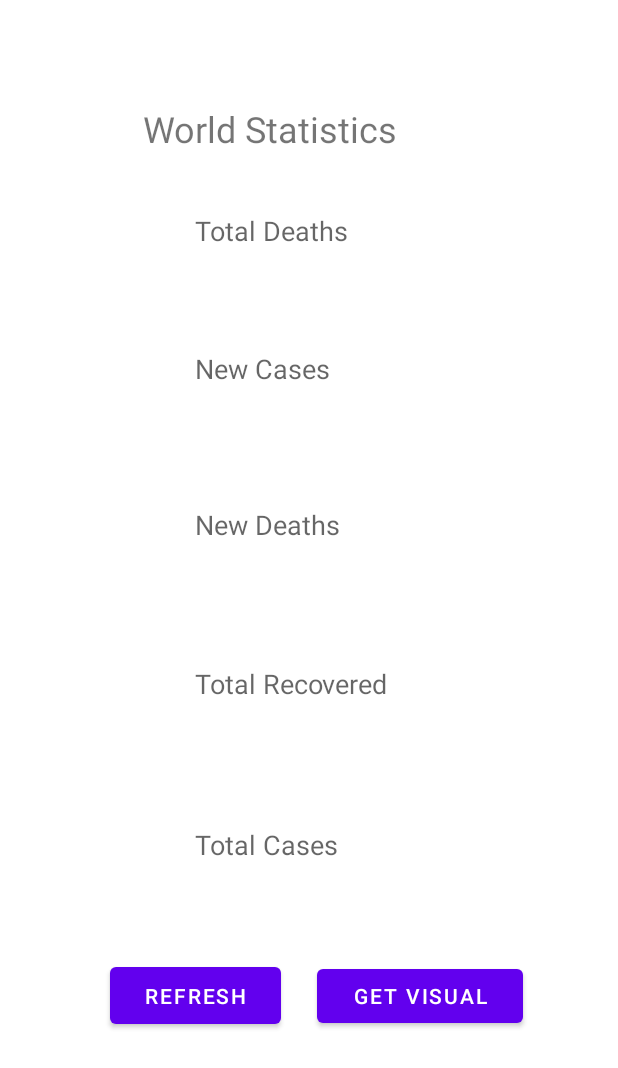
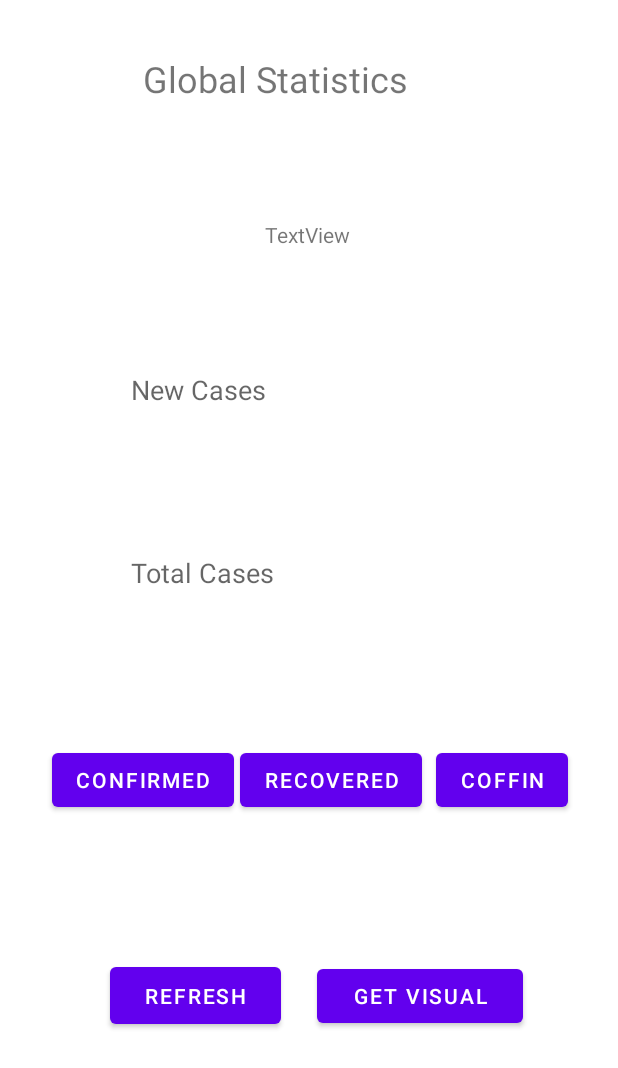
Before and after one commit to Shagnikpaul/COVID-19-Stats-App, an Android app: the MainActivity screen opened directly, with no data from a screen before it, on a phone screen of 412 x 824 dp. Shown: the top 1068 px of the screen. Run offline under Robolectric (Android 15) with nearby library versions, the phone set to English and light mode, and no system bars; our stand-ins replace Volley; network calls fail.

```diff
--- a/app/src/main/java/com/ace/pandemic/MainActivity.java
+++ b/app/src/main/java/com/ace/pandemic/MainActivity.java
@@ -7,6 +7,7 @@ import android.os.Bundle;
 
 import android.util.Log;
 import android.view.View;
+import android.widget.Button;
 import android.widget.TextView;
 
 import com.kosalgeek.android.caching.FileCacher;
@@ -15,6 +16,8 @@ public class MainActivity extends AppCompatActivity {
 
     public static final String key="WHATGOESYOURBAPUS";
 
+    TextView infoOne,infoTwo,infoText;
+    Button confirmedButton,recoveredButton,deathButtoon;
     //cacher object
     FileCacher<String> stringCacher=new FileCacher<>(MainActivity.this,"sometext.txt");
     @Override
@@ -25,21 +28,29 @@ public class MainActivity extends AppCompatActivity {
         //setting main xml
         super.onCreate(savedInstanceState);
         setContentView(R.layout.activity_main);
-
-
         //making textView objects
-        TextView tDeath2,nCases2,nDeath2,tRecover2, tCases2;
-        tDeath2 = findViewById(R.id.tDeath);
-        nCases2 = findViewById(R.id.nCases);
-        nDeath2 = findViewById(R.id.nDeath);
-        tRecover2 = findViewById(R.id.tRecover);
-        tCases2 = findViewById(R.id.tCases);
-
-        covidApi.setPlainTextRef(tDeath2,nCases2,nDeath2,tRecover2,tCases2);
-
+        covidApi.INFOONE = findViewById(R.id.INFOONE);
+        covidApi.INFOTWO = findViewById(R.id.INFOTWO);
+        covidApi.INFOTEXT = findViewById(R.id.INFO);
         new covidApi(this,stringCacher);
         startActivity(intent);
-
+        confirmedButton = findViewById(R.id.confirmedButton);
+        recoveredButton = findViewById(R.id.recoveredButton);
+        deathButtoon = findViewById(R.id.deathButton);
+        confirmedButton.setOnClickListener(new View.OnClickListener() {
+            @Override
+            public void onClick(View v) { covidApi.dynamicInfoDisplay(1); }});
+        recoveredButton.setOnClickListener(new View.OnClickListener() {
+            @Override
+            public void onClick(View v) { covidApi.dynamicInfoDisplay(2);
+            }
+        });
+        deathButtoon.setOnClickListener(new View.OnClickListener() {
+            @Override
+            public void onClick(View v) {
+                covidApi.dynamicInfoDisplay(3);
+            }
+        });
     }
     public void  retryNet(View view)
     {
--- a/app/src/main/res/layout/activity_main.xml
+++ b/app/src/main/res/layout/activity_main.xml
@@ -7,69 +7,30 @@
     tools:context=".MainActivity">
 
     <TextView
-        android:id="@+id/tDeath"
-        android:layout_width="236dp"
-        android:layout_height="39dp"
-        android:hint="Total Deaths"
-        android:textSize="18sp"
-        app:layout_constraintBottom_toBottomOf="parent"
-        app:layout_constraintEnd_toEndOf="parent"
-        app:layout_constraintHorizontal_bias="0.737"
-        app:layout_constraintStart_toStartOf="parent"
-        app:layout_constraintTop_toTopOf="parent"
-        app:layout_constraintVertical_bias="0.18" />
-
-    <TextView
-        android:id="@+id/nCases"
+        android:id="@+id/INFOONE"
         android:layout_width="236dp"
         android:layout_height="39dp"
         android:hint="New Cases"
         android:textSize="18sp"
         app:layout_constraintBottom_toBottomOf="parent"
         app:layout_constraintEnd_toEndOf="parent"
-        app:layout_constraintHorizontal_bias="0.737"
+        app:layout_constraintHorizontal_bias="0.497"
         app:layout_constraintStart_toStartOf="parent"
         app:layout_constraintTop_toTopOf="parent"
-        app:layout_constraintVertical_bias="0.297" />
+        app:layout_constraintVertical_bias="0.315" />
 
     <TextView
-        android:id="@+id/nDeath"
-        android:layout_width="236dp"
-        android:layout_height="39dp"
-        android:hint="New Deaths"
-        android:textSize="18sp"
-        app:layout_constraintBottom_toBottomOf="parent"
-        app:layout_constraintEnd_toEndOf="parent"
-        app:layout_constraintHorizontal_bias="0.737"
-        app:layout_constraintStart_toStartOf="parent"
-        app:layout_constraintTop_toTopOf="parent"
-        app:layout_constraintVertical_bias="0.43" />
-
-    <TextView
-        android:id="@+id/tRecover"
-        android:layout_width="236dp"
-        android:layout_height="39dp"
-        android:hint="Total Recovered"
-        android:textSize="18sp"
-        app:layout_constraintBottom_toBottomOf="parent"
-        app:layout_constraintEnd_toEndOf="parent"
-        app:layout_constraintHorizontal_bias="0.737"
-        app:layout_constraintStart_toStartOf="parent"
-        app:layout_constraintTop_toTopOf="parent"
-        app:layout_constraintVertical_bias="0.565" />
-
-    <TextView
-        android:id="@+id/tCases"
+        android:id="@+id/INFOTWO"
         android:layout_width="236dp"
         android:layout_height="39dp"
         android:hint="Total Cases"
         android:textSize="18sp"
         app:layout_constraintBottom_toBottomOf="parent"
         app:layout_constraintEnd_toEndOf="parent"
-        app:layout_constraintHorizontal_bias="0.737"
+        app:layout_constraintHorizontal_bias="0.497"
         app:layout_constraintStart_toStartOf="parent"
         app:layout_constraintTop_toTopOf="parent"
-        app:layout_constraintVertical_bias="0.702" />
+        app:layout_constraintVertical_bias="0.471" />
 
     <Button
         android:id="@+id/retry"
@@ -104,13 +65,60 @@
         android:id="@+id/textView3"
         android:layout_width="253dp"
         android:layout_height="30dp"
-        android:text="World Statistics"
+        android:layout_marginTop="36dp"
+        android:text="@string/global_statistics"
         android:textSize="24sp"
-        app:layout_constraintBottom_toTopOf="@+id/tDeath"
         app:layout_constraintEnd_toEndOf="parent"
         app:layout_constraintHorizontal_bias="0.601"
         app:layout_constraintStart_toStartOf="parent"
+        app:layout_constraintTop_toTopOf="parent" />
+
+    <Button
+        android:id="@+id/confirmedButton"
+        android:layout_width="wrap_content"
+        android:layout_height="wrap_content"
+        android:text="Confirmed"
+        app:layout_constraintBottom_toBottomOf="parent"
+        app:layout_constraintEnd_toEndOf="parent"
+        app:layout_constraintHorizontal_bias="0.12"
+        app:layout_constraintStart_toStartOf="parent"
         app:layout_constraintTop_toTopOf="parent"
-        app:layout_constraintVertical_bias="0.621" />
+        app:layout_constraintVertical_bias="0.639" />
+
+    <Button
+        android:id="@+id/recoveredButton"
+        android:layout_width="wrap_content"
+        android:layout_height="wrap_content"
+        android:text="Recovered"
+        app:layout_constraintBottom_toBottomOf="parent"
+        app:layout_constraintEnd_toEndOf="parent"
+        app:layout_constraintHorizontal_bias="0.551"
+        app:layout_constraintStart_toStartOf="parent"
+        app:layout_constraintTop_toTopOf="parent"
+        app:layout_constraintVertical_bias="0.639" />
+
+    <Button
+        android:id="@+id/deathButton"
+        android:layout_width="wrap_content"
+        android:layout_height="wrap_content"
+        android:text="Coffin"
+        app:layout_constraintBottom_toBottomOf="parent"
+        app:layout_constraintEnd_toEndOf="parent"
+        app:layout_constraintHorizontal_bias="0.897"
+        app:layout_constraintStart_toStartOf="parent"
+        app:layout_constraintTop_toTopOf="parent"
+        app:layout_constraintVertical_bias="0.639" />
+
+    <TextView
+        android:id="@+id/INFO"
+        android:layout_width="wrap_content"
+        android:layout_height="wrap_content"
+        android:text="TextView"
+        app:layout_constraintBottom_toBottomOf="parent"
+        app:layout_constraintEnd_toEndOf="parent"
+        app:layout_constraintHorizontal_bias="0.498"
+        app:layout_constraintStart_toStartOf="parent"
+        app:layout_constraintTop_toTopOf="parent"
+        app:layout_constraintVertical_bias="0.182" />
 
 </androidx.constraintlayout.widget.ConstraintLayout>
--- a/app/src/main/res/values/strings.xml
+++ b/app/src/main/res/values/strings.xml
@@ -8,4 +8,5 @@
     <string name="virus_image">virus Image</string>
     <string name="lmao">lmao</string>
     <string name="update">Update</string>
+    <string name="global_statistics">Global Statistics</string>
 </resources>
```
Also changed, not shown: app/src/main/java/com/ace/pandemic/covidApi.java (+24 -27 lines).
